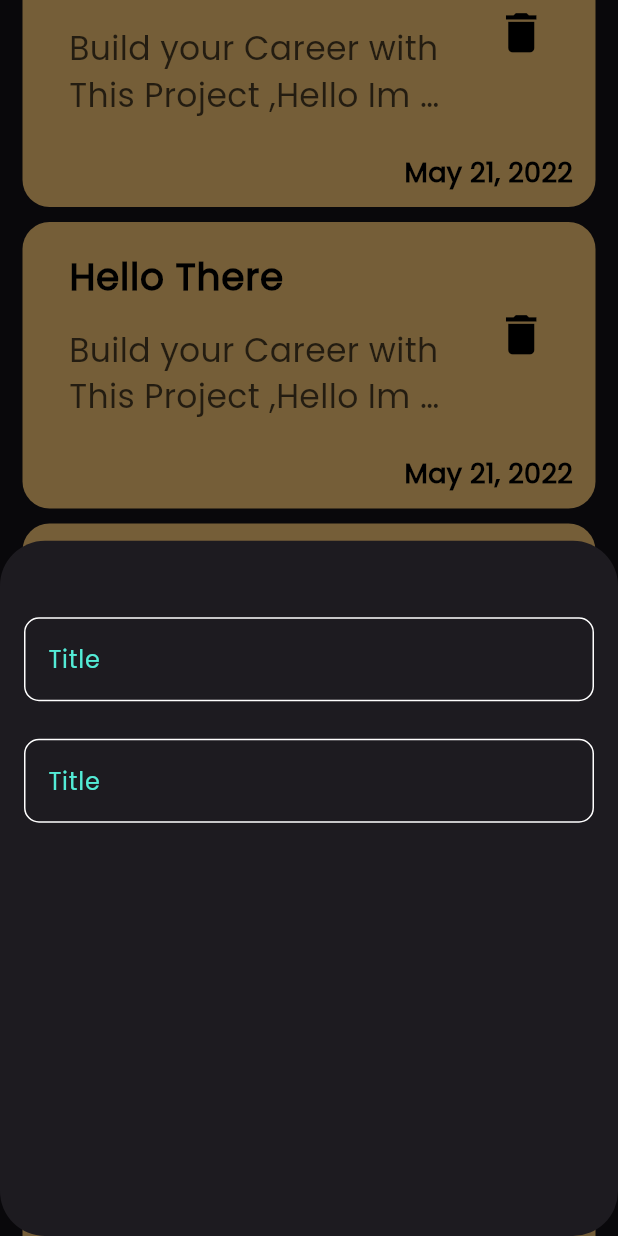
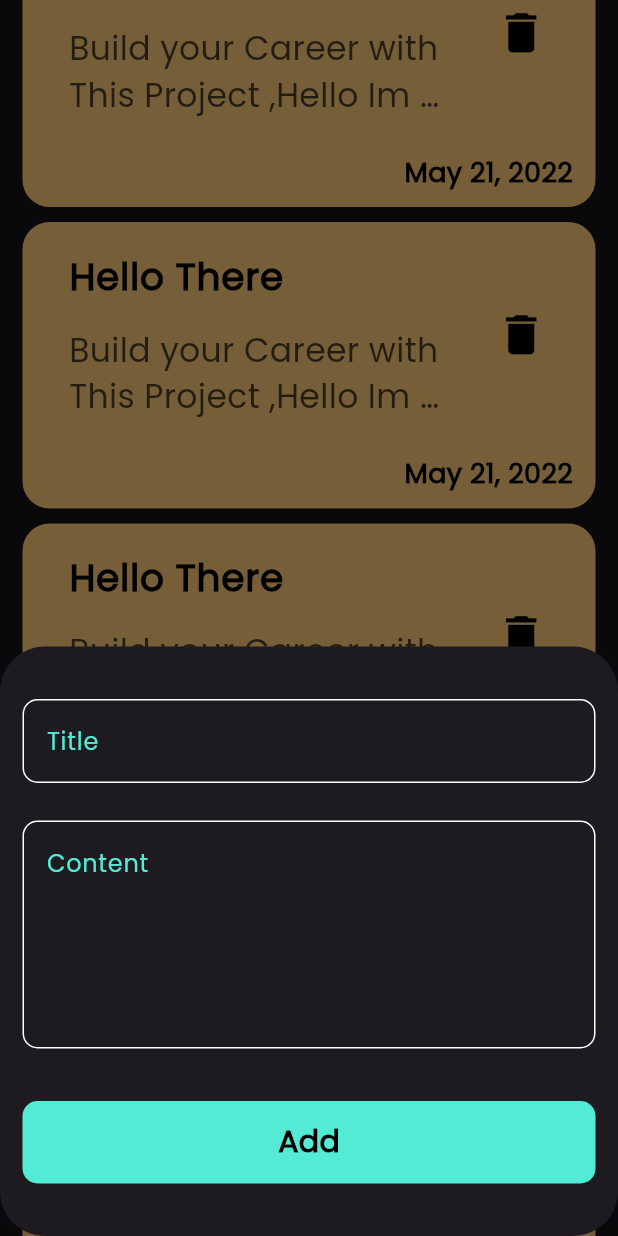
Before and after one commit to AbdelRahmanTaha007/notes_app, a Flutter app: the screen it shows after launch, scrolled down 576 dp, after a tap on the "add" icon, on a phone screen of 412 x 824 dp. Run offline on Flutter 3.47's test engine with Material 3 defaults, Android fonts, the phone set to English and light mode, and no system bars.

Commit message:
finish bottom sheet

```diff
--- a/lib/views/notes_view.dart
+++ b/lib/views/notes_view.dart
@@ -1,4 +1,6 @@
 import 'package:flutter/material.dart';
+import 'package:todu_app/constants.dart';
+import 'package:todu_app/widgets/add_note_bottomsheet.dart';
 import 'package:todu_app/widgets/custom_appbar.dart';
 import 'package:todu_app/widgets/custom_note.dart';
 import 'package:todu_app/widgets/custom_text_field.dart';
@@ -44,31 +46,3 @@ class NotesView extends StatelessWidget {
     );
   }
 }
-
-class AddNoteBottomSheet extends StatelessWidget {
-  const AddNoteBottomSheet({super.key});
-
-  @override
-  Widget build(BuildContext context) {
-    return Container(
-      padding: const EdgeInsets.all(16),
-      child: const Column(
-        children: [
-          SizedBox(
-            height: 35,
-          ),
-          CustomTextField(
-            hint: "Title",
-          ),
-          SizedBox(
-            height: 25,
-          ),
-          CustomTextField(
-            hint: "Content",
-            maxLines: 7,
-          ),
-        ],
-      ),
-    );
-  }
-}
--- a/lib/widgets/add_note_bottomsheet.dart
+++ b/lib/widgets/add_note_bottomsheet.dart
@@ -1,13 +1,43 @@
 
 import 'package:flutter/material.dart';
+import 'package:todu_app/views/notes_view.dart';
+import 'package:todu_app/widgets/custom_button.dart';
+import 'package:todu_app/widgets/custom_text_field.dart';
+
 
 class AddNoteBottomSheet extends StatelessWidget {
   const AddNoteBottomSheet({super.key});
 
   @override
   Widget build(BuildContext context) {
-    return Container(
-
+    return Padding(
+      padding: const EdgeInsets.symmetric(horizontal: 15.0),
+      child: SingleChildScrollView(
+        child: const Column(
+          children: [
+            SizedBox(
+              height: 35,
+            ),
+            CustomTextField(
+              hint: "Title",
+            ),
+            SizedBox(
+              height: 25,
+            ),
+            CustomTextField(
+              hint: "Content",
+              maxLines: 5,
+            ),
+            SizedBox(
+              height: 35,
+            ),
+            CustomButton(),
+            SizedBox(
+              height: 35,
+            ),
+          ],
+        ),
+      ),
     );
   }
 }
--- /dev/null
+++ b/lib/widgets/custom_button.dart
@@ -0,0 +1,26 @@
+
+import 'package:flutter/material.dart';
+import 'package:todu_app/constants.dart';
+
+class CustomButton extends StatelessWidget {
+  const CustomButton({super.key});
+
+  @override
+  Widget build(BuildContext context) {
+    return Container(
+      decoration: BoxDecoration(
+        color: kPrimaryColor,
+        borderRadius: BorderRadius.circular(10),
+      ),
+      width: MediaQuery.of(context).size.width,
+      height: 55,
+      child: Center(
+        child: Text(
+          "Add",
+          style: TextStyle(
+              color: Colors.black, fontSize: 20, fontWeight: FontWeight.bold),
+        ),
+      ),
+    );
+  }
+}
--- a/lib/widgets/custom_text_field.dart
+++ b/lib/widgets/custom_text_field.dart
@@ -2,15 +2,16 @@ import 'package:flutter/material.dart';
 import 'package:todu_app/constants.dart';
 
 class CustomTextField extends StatelessWidget {
-  const CustomTextField({super.key, required this.hint,  this.maxLines = 1});
+  const CustomTextField({super.key, required this.hint, this.maxLines = 1});
   final String hint;
   final int maxLines;
   @override
   Widget build(BuildContext context) {
     return TextField(
+      maxLines: maxLines,
       cursorColor: kPrimaryColor,
       decoration: InputDecoration(
-        hintText: "Title",
+        hintText: hint,
         hintStyle: TextStyle(color: kPrimaryColor),
         border: OutlineInputBorder(
             borderRadius: BorderRadius.circular(15),
```
